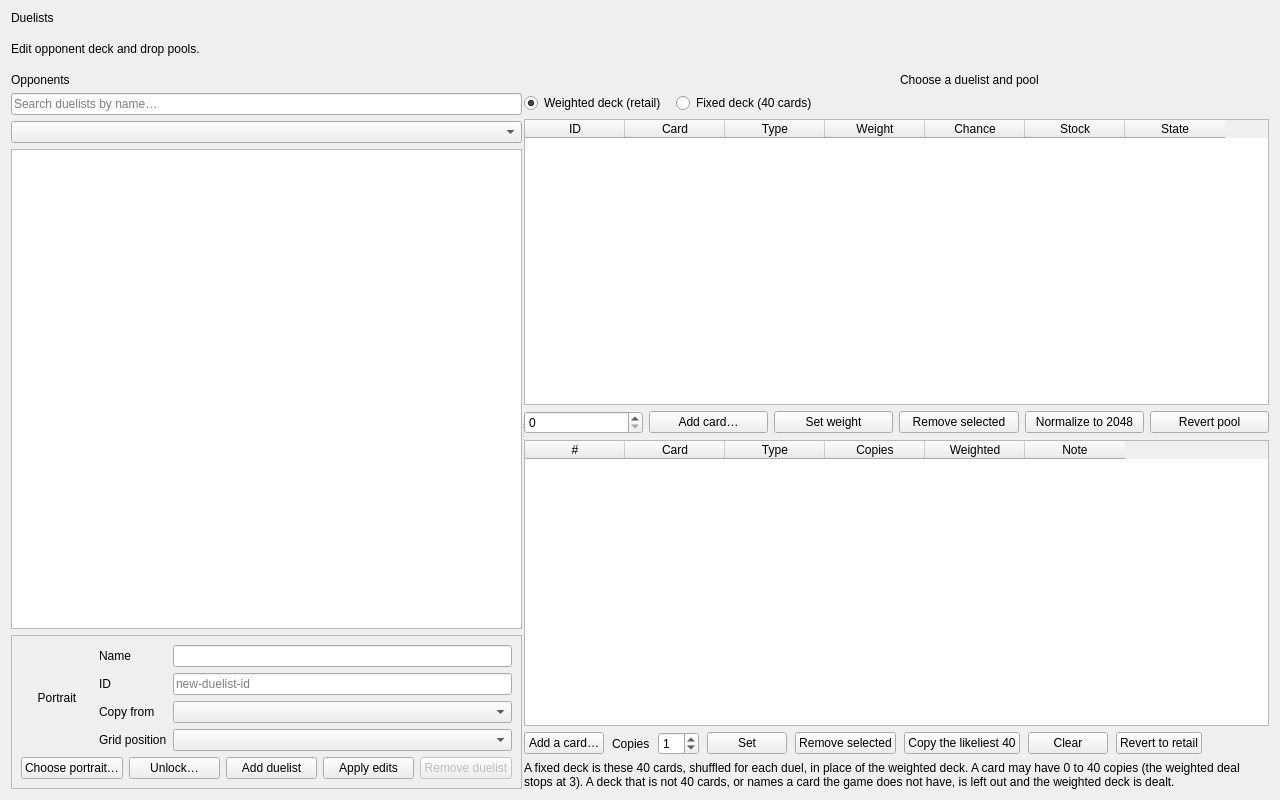
Above: tools/pc/fm_editor/ui/duelists_page.ui from yamyi/YGOFM-DecompRecomp before the change. Below: the same form after it.
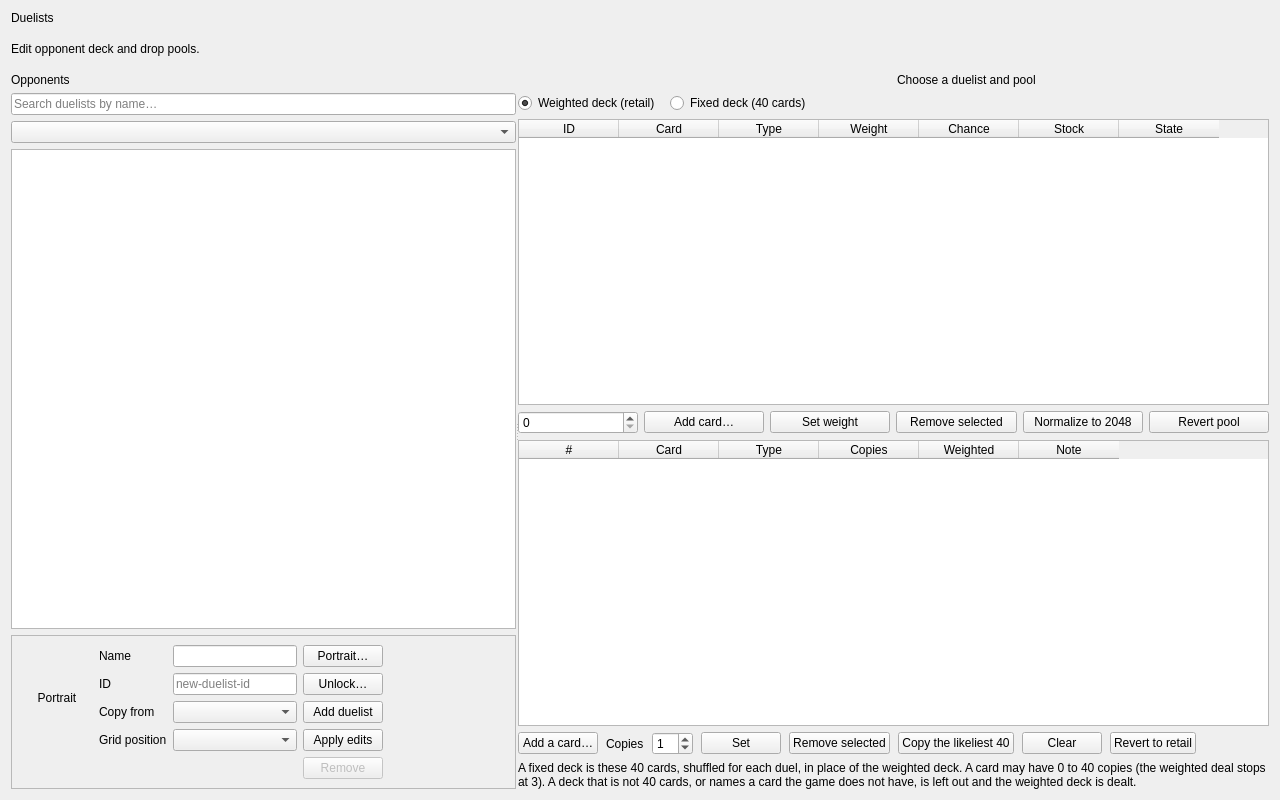
That is the form after the change.

```diff
--- a/tools/pc/fm_editor/ui/duelists_page.ui
+++ b/tools/pc/fm_editor/ui/duelists_page.ui
@@ -131,7 +131,14 @@
            </widget>
           </item>
           <item row="0" column="2">
-           <widget class="QLineEdit" name="duelistNameEdit"/>
+           <widget class="QLineEdit" name="duelistNameEdit">
+            <property name="maximumSize">
+             <size>
+              <width>320</width>
+              <height>16777215</height>
+             </size>
+            </property>
+           </widget>
           </item>
           <item row="1" column="1">
            <widget class="QLabel" name="duelistIdLabel">
@@ -145,6 +152,12 @@
             <property name="placeholderText">
              <string>new-duelist-id</string>
             </property>
+            <property name="maximumSize">
+             <size>
+              <width>320</width>
+              <height>16777215</height>
+             </size>
+            </property>
            </widget>
           </item>
           <item row="2" column="1">
@@ -155,7 +168,14 @@
            </widget>
           </item>
           <item row="2" column="2">
-           <widget class="QComboBox" name="duelistBaseCombo"/>
+           <widget class="QComboBox" name="duelistBaseCombo">
+            <property name="maximumSize">
+             <size>
+              <width>320</width>
+              <height>16777215</height>
+             </size>
+            </property>
+           </widget>
           </item>
           <item row="3" column="1">
            <widget class="QLabel" name="duelistSlotLabel">
@@ -165,14 +185,24 @@
            </widget>
           </item>
           <item row="3" column="2">
-           <widget class="QComboBox" name="duelistPositionCombo"/>
+           <widget class="QComboBox" name="duelistPositionCombo">
+            <property name="maximumSize">
+             <size>
+              <width>320</width>
+              <height>16777215</height>
+             </size>
+            </property>
+           </widget>
           </item>
-          <item row="4" column="0" colspan="3">
-           <layout class="QHBoxLayout" name="duelistEditButtonsLayout">
+          <item row="0" column="3" rowspan="5">
+           <layout class="QVBoxLayout" name="duelistEditButtonsLayout">
+            <property name="spacing">
+             <number>6</number>
+            </property>
             <item>
              <widget class="QPushButton" name="duelistPortraitButton">
               <property name="text">
-               <string>Choose portrait…</string>
+               <string>Portrait…</string>
               </property>
              </widget>
             </item>
@@ -206,12 +236,25 @@
                <bool>false</bool>
               </property>
               <property name="text">
-               <string>Remove duelist</string>
+               <string>Remove</string>
               </property>
              </widget>
             </item>
            </layout>
           </item>
+          <item row="0" column="4" rowspan="5">
+           <spacer name="duelistFormSpacer">
+            <property name="orientation">
+             <enum>Qt::Orientation::Horizontal</enum>
+            </property>
+            <property name="sizeHint" stdset="0">
+             <size>
+              <width>20</width>
+              <height>20</height>
+             </size>
+            </property>
+           </spacer>
+          </item>
          </layout>
         </widget>
        </item>
```
